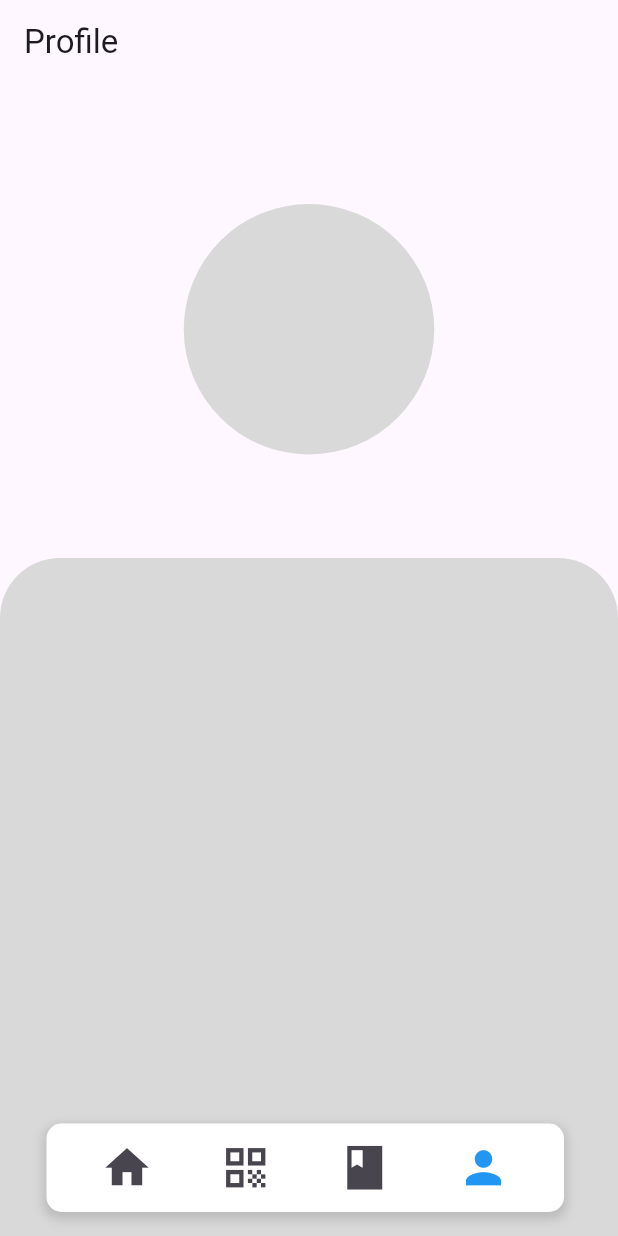
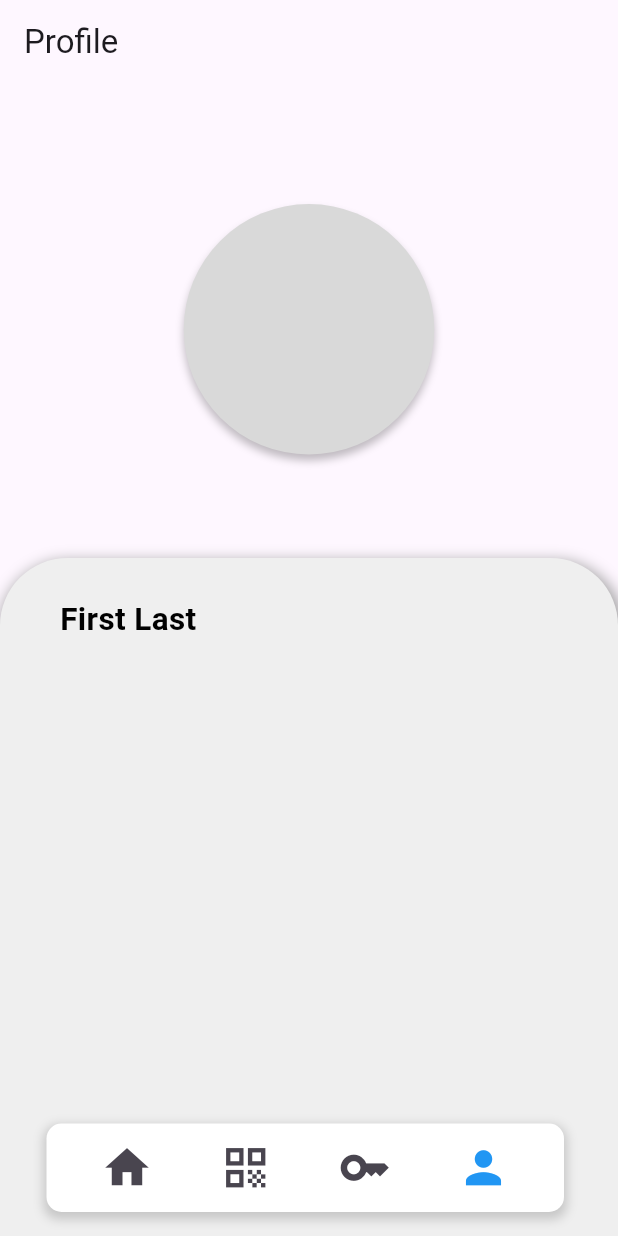
Before and after one commit to Codelab-Davis/password-manager, a Flutter app: the UserProfilePage screen opened directly, on a phone screen of 412 x 824 dp. Run offline on Flutter 3.47's test engine with Material 3 defaults, Android fonts, the phone set to English and light mode, and no system bars; our stand-ins replace timezone; missing offline and left inert: clipboard, otp, qr_code_scanner; Roboto replaces fonts that are missing (Outfit).

Commit message:
fixed qr code

```diff
--- a/lib/profile-page.dart
+++ b/lib/profile-page.dart
@@ -26,30 +26,61 @@ class _UserProfilePageState extends State<UserProfilePage> {
             Container(
               width: 167,
               height: 167,
-              margin: EdgeInsets.only(top: 80),
-              decoration: ShapeDecoration(
-                shape: CircleBorder(),
-                color: const Color(0xFFD9D9D9),
+              margin: const EdgeInsets.only(top: 80),
+              decoration: const ShapeDecoration(
+                color: Color(0xFFD9D9D9),
+                shape: OvalBorder(),
+                shadows: [
+                  BoxShadow(
+                    color: Color(0x3F000000),
+                    blurRadius: 4,
+                    offset: Offset(0, 4),
+                    spreadRadius: 0,
+                  )
+                ],
               ),
             ),
             Container(
               alignment: Alignment.center,
-              margin: EdgeInsets.only(top: 69),
+              margin: const EdgeInsets.only(top: 69),
               width: MediaQuery.of(context).size.width,
               height: 500,
-              decoration: BoxDecoration(
-                borderRadius: BorderRadius.only(
-                  topLeft: Radius.circular(40),
-                  topRight: Radius.circular(40),
-                ),
-                color: const Color(0xFFD9D9D9),
+              decoration: const ShapeDecoration(
+                color: Color(0xFFEFEFEF),
+                shape: RoundedRectangleBorder(
+                    borderRadius: BorderRadius.only(
+                  topLeft: Radius.circular(45),
+                  topRight: Radius.circular(45),
+                )),
+                shadows: [
+                  BoxShadow(
+                    color: Color(0xFFA3A3A3),
+                    blurRadius: 8,
+                    offset: Offset(2, 4),
+                    spreadRadius: 2,
+                  )
+                ],
               ),
-              child: SingleChildScrollView(
-                child: Column(
-                  children: [
-                    // Add your content here
-                  ],
-                ),
+              child: const Column(
+                mainAxisAlignment: MainAxisAlignment.start,
+                children: [
+                  Align(
+                    alignment: Alignment.topLeft,
+                    child: Padding(
+                      padding: EdgeInsets.only(left: 40, top: 40),
+                      child: Text(
+                        'First Last',
+                        style: TextStyle(
+                          color: Colors.black,
+                          fontSize: 21,
+                          fontFamily: 'Outfit',
+                          fontWeight: FontWeight.w700,
+                          height: 0.06,
+                        ),
+                      ),
+                    ),
+                  ),
+                ],
               ),
             )
           ],
@@ -103,7 +134,7 @@ class _UserProfilePageState extends State<UserProfilePage> {
               ),
               IconButton(
                 icon: Icon(
-                  Icons.book_sharp,
+                  Icons.key_sharp,
                   size: 35,
                   color: _selectedIndex == 2 ? Colors.blue : null,
                 ),
--- a/lib/totp-page.dart
+++ b/lib/totp-page.dart
@@ -134,7 +134,7 @@ class _GenerateTOTPPageState extends State<GenerateTOTPPage> {
               ),
               IconButton(
                 icon: Icon(
-                  Icons.book_sharp,
+                  Icons.key_sharp,
                   size: 35,
                   color: _selectedIndex == 2 ? Colors.blue : null,
                 ),
```
Also changed, not shown: lib/passbook-page.dart (+3 -4 lines), lib/qrscanner-page.dart (+42 -38 lines).
